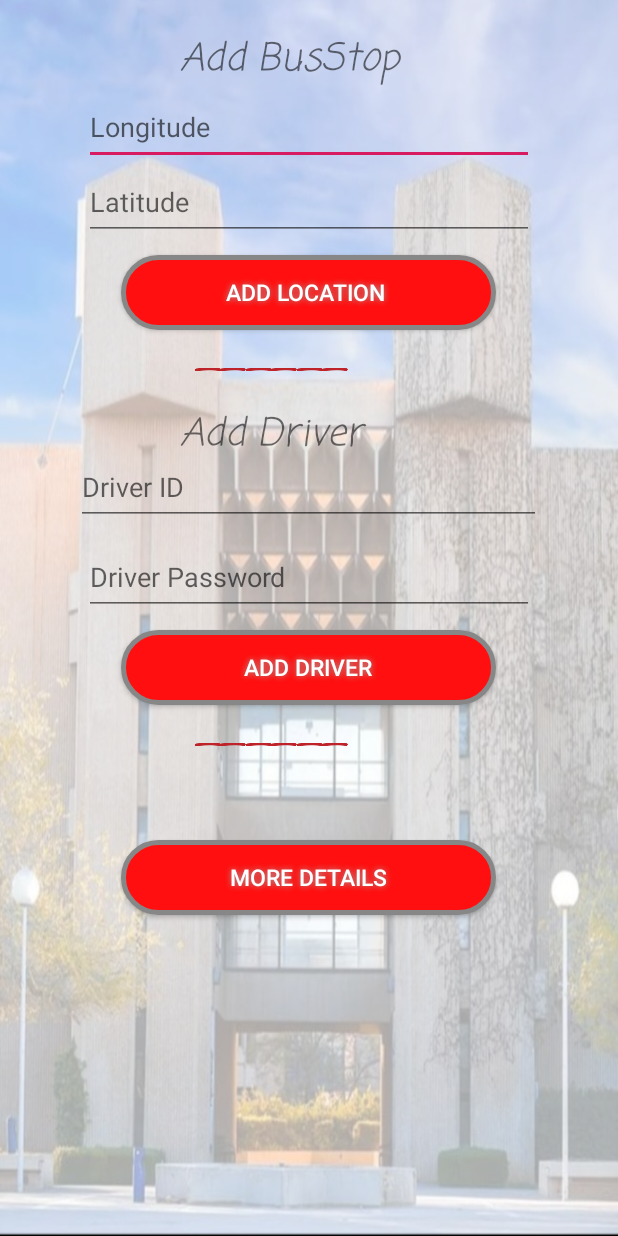
After one commit to OsamaAbujaber/J4B, an Android app: the Admin screen opened directly, with no data from a screen before it, on a phone screen of 412 x 824 dp. The commit adds this screen. Run offline under Robolectric (Android 15) with nearby library versions, the light colour scheme and no system bars; our stand-ins replace Firebase (no records; nobody signed in at launch, a user with empty details on screens opened directly).

Commit message:
GetLocation

```diff
--- a/app/build.gradle
+++ b/app/build.gradle
@@ -30,5 +30,6 @@ dependencies {
     androidTestImplementation 'com.android.support.test:runner:1.0.2'
     androidTestImplementation 'com.android.support.test.espresso:espresso-core:3.0.2'
     implementation 'com.google.firebase:firebase-core:16.0.1'
+    implementation 'com.android.support:gridlayout-v7:28.0.0'
 }
 apply plugin: 'com.google.gms.google-services'
--- a/app/src/main/AndroidManifest.xml
+++ b/app/src/main/AndroidManifest.xml
@@ -17,7 +17,8 @@
         android:roundIcon="@mipmap/ic_launcher_round"
         android:supportsRtl="true"
         android:theme="@style/AppTheme">
-        <activity android:name=".DriverSP"></activity>
+        <activity android:name=".Admin"></activity>
+        <activity android:name=".DriverSP" />
         <!--
              The API key for Google Maps-based APIs is defined as a string resource.
              (See the file "res/values/google_maps_api.xml").
@@ -42,7 +43,8 @@
                 <category android:name="android.intent.category.LAUNCHER" />
             </intent-filter>
         </activity>
-        <service android:name=".GPS_Service"/>
+
+        <service android:name=".GPS_Service" />
     </application>
 
 </manifest>
--- /dev/null
+++ b/app/src/main/java/com/example/jbus/Admin.java
@@ -0,0 +1,81 @@
+package com.example.jbus;
+
+import android.support.v7.app.AppCompatActivity;
+import android.os.Bundle;
+import android.view.View;
+import android.widget.Button;
+import android.widget.EditText;
+import android.widget.Switch;
+
+import com.google.firebase.database.DatabaseReference;
+import com.google.firebase.database.FirebaseDatabase;
+
+public class Admin extends AppCompatActivity implements View.OnClickListener {
+
+
+    private FirebaseDatabase mDatabase;
+    private DatabaseReference mReferranceDrivers;
+
+    EditText Lng,lat,id,pwd;
+    Button Loc,Dri;
+
+
+    @Override
+    protected void onCreate(Bundle savedInstanceState) {
+        super.onCreate(savedInstanceState);
+        setContentView(R.layout.activity_admin);
+
+
+
+
+
+       Lng=findViewById(R.id.lng);
+       lat=findViewById(R.id.lat);
+       id=findViewById(R.id.DID);
+       pwd=findViewById(R.id.DPwd);
+       Loc=findViewById(R.id.AddLoc);
+       Dri=findViewById(R.id.AddDri);
+
+
+       Dri.setOnClickListener(this);
+       Loc.setOnClickListener(this);
+
+    }
+
+    @Override
+    public void onClick(View v) {
+
+        switch(v.getId())
+        {
+            case R.id.AddDri:
+                String Did,Dpwd;
+                mDatabase= FirebaseDatabase.getInstance();
+                mReferranceDrivers=mDatabase.getReference("driver");
+
+                Did=id.getText().toString();
+                Dpwd=pwd.getText().toString();
+
+                mReferranceDrivers.child("driver3").child("id").setValue(Did);
+                mReferranceDrivers.child("driver3").child("pass").setValue(Dpwd);
+
+
+
+
+                break;
+
+            case R.id.AddLoc:
+                String l1,l2;
+                mDatabase= FirebaseDatabase.getInstance();
+                mReferranceDrivers=mDatabase.getReference("Locations");
+                l1=Lng.getText().toString();
+                l2=lat.getText().toString();
+                mReferranceDrivers.child("AddedLocation").child("lag").setValue(l1);
+                mReferranceDrivers.child("AddedLocation").child("lan").setValue(l2);
+                break;
+
+        }
+
+
+
+    }
+}
--- a/app/src/main/java/com/example/jbus/employee1login.java
+++ b/app/src/main/java/com/example/jbus/employee1login.java
@@ -50,7 +50,7 @@ String id;
         driversArray = new ArrayList<>();
         readDrivers();
         // Define ID's
-        t=  findViewById(R.id.vi);
+       // t=  findViewById(R.id.vi);
         T_id=  findViewById(R.id.t_id);
         T_pwd=  findViewById(R.id.t_pwd);
         Button Login= findViewById(R.id.login);
@@ -113,6 +113,14 @@ String id;
                 {
                     flag = true;
                     id=d1.getId();
+
+                    if(id_d.equals("a2222"))
+                    {
+                        i=new Intent(employee1login.this,Admin.class);
+                        startActivity(i);
+                        flag=false;
+
+                    }
                     break;
                 }
 
--- /dev/null
+++ b/app/src/main/res/layout/activity_admin.xml
@@ -0,0 +1,152 @@
+<?xml version="1.0" encoding="utf-8"?>
+<RelativeLayout xmlns:android="http://schemas.android.com/apk/res/android"
+    xmlns:app="http://schemas.android.com/apk/res-auto"
+    xmlns:tools="http://schemas.android.com/tools"
+    android:layout_width="match_parent"
+    android:layout_height="match_parent"
+    android:background="@drawable/background"
+    tools:context=".Admin">
+
+    <TextView
+        android:id="@+id/textView"
+        android:layout_width="wrap_content"
+        android:layout_height="wrap_content"
+        android:layout_marginLeft="120dp"
+        android:layout_marginTop="20dp"
+        android:text="Add BusStop "
+        android:textSize="25dp"
+        android:textStyle="italic"
+        android:fontFamily="casual"
+        android:textColor="@color/common_google_signin_btn_text_light_default"
+        />
+
+    <EditText
+        android:id="@+id/lng"
+        android:layout_width="300dp"
+        android:layout_height="50dp"
+        android:layout_marginTop="60dp"
+        android:layout_centerHorizontal="true"
+        android:hint="Longitude" />
+
+    <EditText
+        android:id="@+id/lat"
+        android:layout_width="300dp"
+        android:layout_height="50dp"
+        android:layout_marginTop="110dp"
+        android:layout_centerHorizontal="true"
+        android:hint="Latitude" />
+
+    <Button
+        android:id="@+id/AddLoc"
+        android:layout_width="250dp"
+        android:layout_height="50dp"
+        android:layout_centerHorizontal="true"
+        android:layout_marginTop="170dp"
+        android:background="@drawable/button"
+        android:shadowColor="#A8A8A8"
+        android:shadowDx="0"
+        android:shadowDy="0"
+        android:shadowRadius="5"
+        android:text="Add Location "
+        android:textColor="#FFFFFF"
+        android:textSize="15sp"
+        />
+
+
+
+
+    <TextView
+        android:id="@+id/tVew"
+        android:layout_width="wrap_content"
+        android:layout_height="wrap_content"
+        android:layout_marginTop="220dp"
+        android:layout_marginLeft="130dp"
+        android:text="______"
+        android:textSize="25dp"
+        android:textStyle="italic"
+        android:fontFamily="casual"
+        android:textColor="@color/colorBackground"
+        />
+
+
+
+
+    <TextView
+        android:id="@+id/tView"
+        android:layout_width="wrap_content"
+        android:layout_height="wrap_content"
+        android:layout_marginLeft="120dp"
+        android:layout_marginTop="270dp"
+        android:text="Add Driver "
+        android:textSize="25dp"
+        android:textStyle="italic"
+        android:fontFamily="casual"
+        android:textColor="@color/common_google_signin_btn_text_light_default"
+        />
+
+    <EditText
+        android:id="@+id/DID"
+        android:layout_width="310dp"
+        android:layout_height="50dp"
+        android:layout_marginTop="300dp"
+        android:layout_centerHorizontal="true"
+        android:hint="Driver ID"
+        />
+
+    <EditText
+        android:id="@+id/DPwd"
+        android:layout_width="300dp"
+        android:layout_height="50dp"
+        android:layout_marginTop="360dp"
+        android:layout_centerHorizontal="true"
+        android:hint="Driver Password"
+        />
+
+    <Button
+        android:id="@+id/AddDri"
+        android:layout_width="250dp"
+        android:layout_height="50dp"
+        android:layout_centerHorizontal="true"
+        android:layout_marginTop="420dp"
+        android:background="@drawable/button"
+        android:shadowColor="#A8A8A8"
+        android:shadowDx="0"
+        android:shadowDy="0"
+        android:shadowRadius="5"
+        android:text="Add Driver"
+        android:textColor="#FFFFFF"
+        android:textSize="15sp"
+        />
+
+
+
+    <TextView
+        android:id="@+id/tVw"
+        android:layout_width="wrap_content"
+        android:layout_height="wrap_content"
+        android:layout_marginTop="470dp"
+        android:layout_marginLeft="130dp"
+        android:text="______"
+        android:textSize="25dp"
+        android:textStyle="italic"
+        android:fontFamily="casual"
+        android:textColor="@color/colorBackground"
+        />
+
+    <Button
+        android:id="@+id/More"
+        android:layout_width="250dp"
+        android:layout_height="50dp"
+        android:layout_centerHorizontal="true"
+        android:layout_marginTop="560dp"
+        android:background="@drawable/button"
+        android:shadowColor="#A8A8A8"
+        android:shadowDx="0"
+        android:shadowDy="0"
+        android:shadowRadius="5"
+        android:text="More Details"
+        android:textColor="#FFFFFF"
+        android:textSize="15sp"
+        />
+
+</RelativeLayout>
--- a/app/src/main/res/layout/activity_employee1login.xml
+++ b/app/src/main/res/layout/activity_employee1login.xml
@@ -47,20 +47,4 @@
 
         />
 
-    <EditText
-        android:id="@+id/edit"
-        android:layout_width="400dp"
-        android:layout_height="150dp"
-        android:ems="10"
-        android:inputType="textMultiLine"
-        android:layout_marginTop="550dp"
-        />
-
-    <EditText
-        android:id="@+id/vi"
-        android:layout_width="400dp"
-        android:layout_height="150dp"
-        android:layout_marginTop="550dp"
-        android:ems="10"
-        android:inputType="textMultiLine" />
 </RelativeLayout>
```
